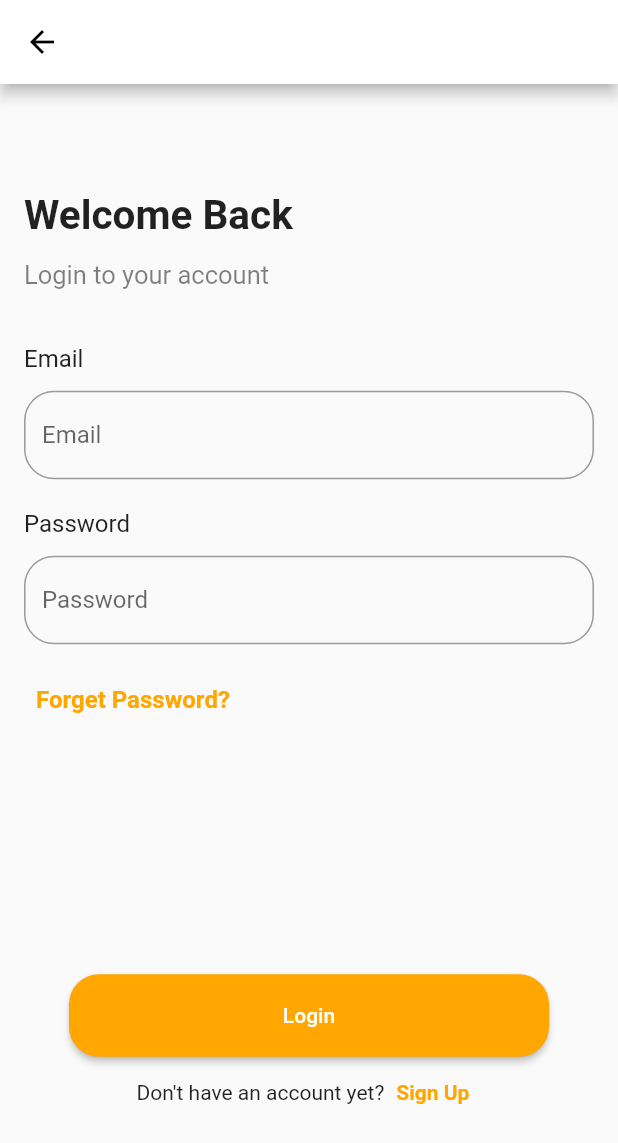
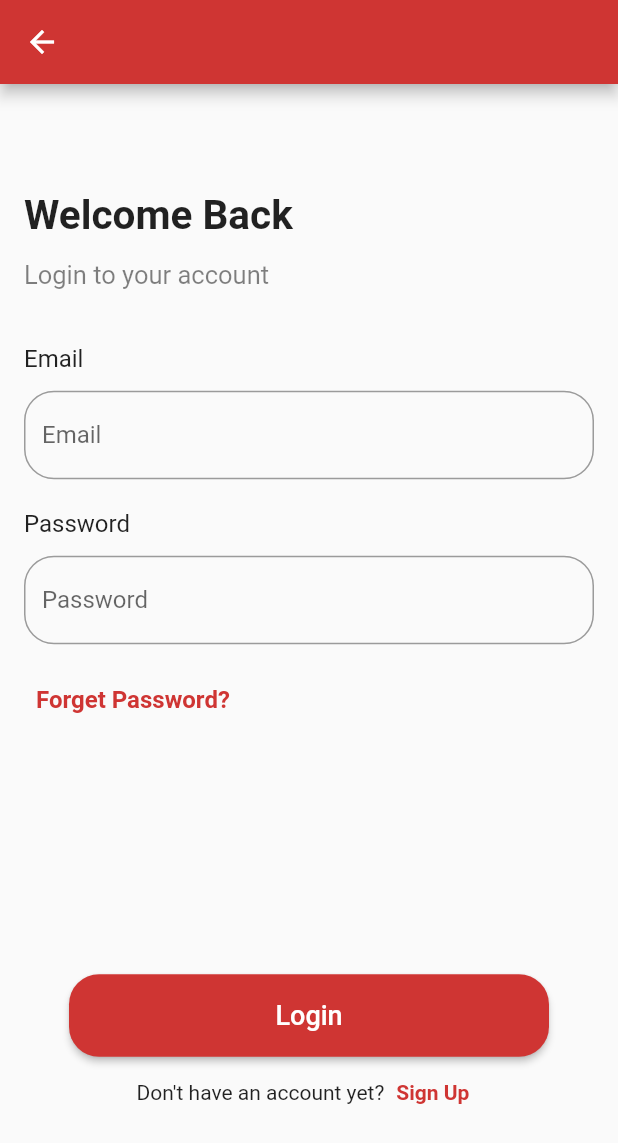
Before and after one commit to Aldianfa/Praktikum-4-Mobile, a Flutter app: the screen it shows after launch, after a tap on "Sign Up", on a phone screen of 412 x 824 dp. Shown: the top 1143 px of the screen. Run offline on Flutter 3.47's test engine with Material 2 defaults, Android fonts, the phone set to English and light mode, and no system bars.

Commit message:
ganti logo

```diff
--- a/lib/Home_Page_1.dart
+++ b/lib/Home_Page_1.dart
@@ -20,11 +20,11 @@ class Home_Page extends StatelessWidget {
         textAlign: TextAlign.center,
         style: TextStyle(
           fontWeight: FontWeight.bold,
-          color: Colors.black
+          color: Colors.white
         ),),
-        backgroundColor: Colors.white,
+        backgroundColor: Color.fromARGB(255, 207, 53, 51),
         leading: new IconButton(
-          icon: new Icon(Icons.arrow_back_ios, color: Colors.amberAccent),
+          icon: new Icon(Icons.arrow_back_ios, color: Colors.white),
           onPressed: () {
             print('object');
             Navigator.of(context).pop();
@@ -37,7 +37,7 @@ class Home_Page extends StatelessWidget {
           Padding(padding: EdgeInsets.only(bottom: 15)),
           Container(
             width: 320,
-            height: 45,
+            height: 55,
             decoration: BoxDecoration(
               borderRadius: BorderRadius.circular(20),
               border: Border.all(
--- a/lib/login_page.dart
+++ b/lib/login_page.dart
@@ -15,9 +15,9 @@ class _LoginPageState extends State<LoginPage> {
   Widget build(BuildContext context) {
     return Scaffold(
       appBar: AppBar(
-        backgroundColor: Colors.white,
+        backgroundColor: Color.fromARGB(255, 207, 53, 51),
         leading: new IconButton(
-          icon: new Icon(Icons.arrow_back, color: Colors.black,),
+          icon: new Icon(Icons.arrow_back, color: Colors.white,),
           onPressed: () {
             print('kembali');
             Navigator.of(context).pop();
@@ -93,7 +93,7 @@ class _LoginPageState extends State<LoginPage> {
             style: TextStyle(
               fontWeight: FontWeight.bold,
               fontSize: 16,
-              color: Color.fromARGB(255, 255, 166, 1)
+              color: Color.fromARGB(255, 207, 53, 51)
             ),
             )
             ),
@@ -108,7 +108,7 @@ class _LoginPageState extends State<LoginPage> {
                     width: 320,
                     child: ElevatedButton(
                       style: ElevatedButton.styleFrom(
-                        primary: Color.fromARGB(255, 255, 166, 1),
+                        primary: Color.fromARGB(255, 207, 53, 51),
                         shape: RoundedRectangleBorder(
                         borderRadius: BorderRadius.circular(20),
                         ),
@@ -118,7 +118,10 @@ class _LoginPageState extends State<LoginPage> {
                         print('tess');
                         Navigator.pushReplacement(context, MaterialPageRoute(builder: (context) => Home_Page()));
                       },
-                      child: Text('Login'),
+                      child: Text('Login',
+                      style: TextStyle(
+                        fontSize: 18,
+                      ),),
                     ),
                   ),
 
@@ -135,7 +138,7 @@ class _LoginPageState extends State<LoginPage> {
                           style: TextStyle(
                             fontSize: 14,
                             fontWeight: FontWeight.bold,
-                            color: Color.fromARGB(255, 255, 166, 1)
+                            color: Color.fromARGB(255, 207, 53, 51)
                           ),),
                           onPressed: () {
                             print('object');
--- a/lib/onboarding_page.dart
+++ b/lib/onboarding_page.dart
@@ -17,11 +17,11 @@ class OnboardingPage extends StatelessWidget {
         children: [
           SizedBox(height: 20,),
 
-          Image.asset('assets/images/logo2.png', height: 70, width: 78),
+          Image.asset('assets/images/logo3.png', height: 90, width: 98),
 
           SizedBox(height: 20,),
 
-          Image.asset('assets/images/mie.png', height: 280, width: 280,),
+          Image.asset('assets/images/shoes.png', height: 280, width: 280,),
 
           // Container(
           //   width: 150,
@@ -43,7 +43,7 @@ class OnboardingPage extends StatelessWidget {
           SizedBox(height: 20,),
 
 
-          Text('All your \n favourite ramen', textAlign: TextAlign.center,
+          Text('All your \n favourite Sneakers', textAlign: TextAlign.center,
           style: TextStyle(
             fontSize: 25,
             fontWeight: FontWeight.bold,
@@ -52,7 +52,7 @@ class OnboardingPage extends StatelessWidget {
 
           SizedBox(height: 10,),
 
-          Text('Delicious as is or tossed with your \n favourite ingredients',
+          Text('Improve your looks from our \n Best Sneakers',
           textAlign: TextAlign.center,
           style: TextStyle(
             fontSize: 16,
--- a/pubspec.yaml
+++ b/pubspec.yaml
@@ -61,7 +61,9 @@ flutter:
   assets:
     - assets/images/mie.png
     - assets/images/logo2.png
+    - assets/images/logo3.png
     - assets/images/gambar.png
+    - assets/images/shoes.png
     - assets/grid/1.png
     - assets/grid/2.png
     - assets/grid/3.png
```
Also changed, not shown: assets/images/logo3.png (added), assets/images/shoes.png (added).
